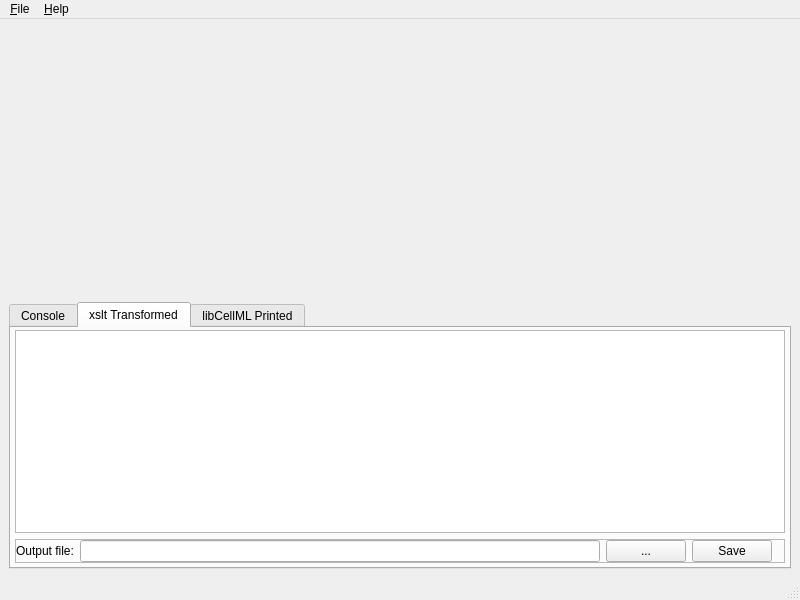
Above: src/lib/mainwindow.ui from hsorby/cellcreator before the change. Below: the same form after it.
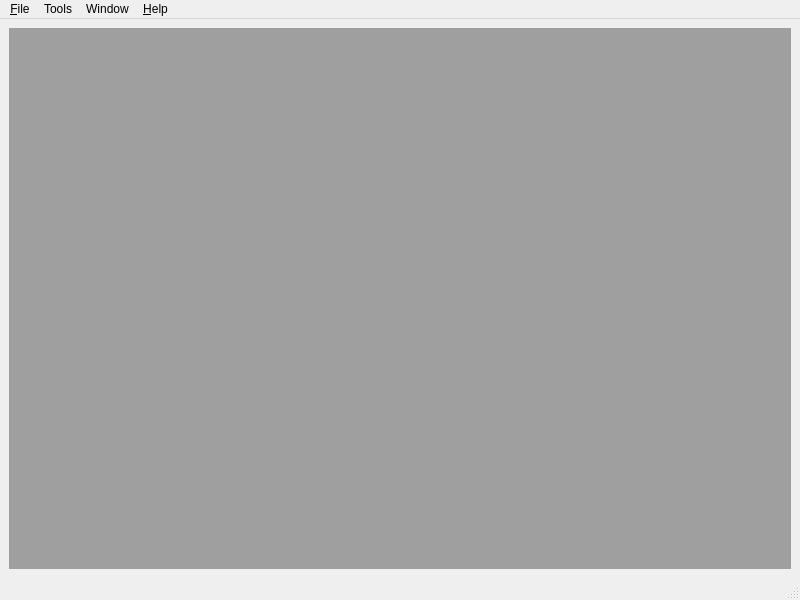
That is the form after the change. The open tabs and pages were chosen to show the change. Custom widgets are drawn as their Qt base class.

Diff of the .ui file:
```diff
--- a/src/lib/mainwindow.ui
+++ b/src/lib/mainwindow.ui
@@ -16,192 +16,7 @@
   <widget class="QWidget" name="centralwidget">
    <layout class="QVBoxLayout" name="verticalLayout_3">
     <item>
-     <widget class="DropArea" name="labelDropTarget">
-      <property name="sizePolicy">
-       <sizepolicy hsizetype="Preferred" vsizetype="Expanding">
-        <horstretch>0</horstretch>
-        <verstretch>0</verstretch>
-       </sizepolicy>
-      </property>
-      <property name="acceptDrops">
-       <bool>true</bool>
-      </property>
-      <property name="text">
-       <string>&lt;drop CellML 1.0 or CellML 1.1 model&gt;</string>
-      </property>
-      <property name="alignment">
-       <set>Qt::AlignCenter</set>
-      </property>
-     </widget>
-    </item>
-    <item>
-     <widget class="QTabWidget" name="tabWidget">
-      <property name="currentIndex">
-       <number>0</number>
-      </property>
-      <widget class="QWidget" name="tabConsole">
-       <attribute name="title">
-        <string>Console</string>
-       </attribute>
-       <layout class="QHBoxLayout" name="horizontalLayout_2">
-        <property name="leftMargin">
-         <number>4</number>
-        </property>
-        <property name="topMargin">
-         <number>2</number>
-        </property>
-        <property name="rightMargin">
-         <number>4</number>
-        </property>
-        <property name="bottomMargin">
-         <number>4</number>
-        </property>
-        <item>
-         <widget class="QTextEdit" name="textEditReport"/>
-        </item>
-       </layout>
-      </widget>
-      <widget class="QWidget" name="tabTransformed">
-       <attribute name="title">
-        <string>xslt Transformed</string>
-       </attribute>
-       <layout class="QVBoxLayout" name="verticalLayout">
-        <property name="leftMargin">
-         <number>4</number>
-        </property>
-        <property name="topMargin">
-         <number>2</number>
-        </property>
-        <property name="rightMargin">
-         <number>4</number>
-        </property>
-        <property name="bottomMargin">
-         <number>4</number>
-        </property>
-        <item>
-         <widget class="QPlainTextEdit" name="plainTextEditXslt"/>
-        </item>
-        <item>
-         <widget class="QFrame" name="frameXsltTransformed">
-          <property name="frameShape">
-           <enum>QFrame::StyledPanel</enum>
-          </property>
-          <property name="frameShadow">
-           <enum>QFrame::Raised</enum>
-          </property>
-          <layout class="QHBoxLayout" name="horizontalLayout_3">
-           <property name="leftMargin">
-            <number>0</number>
-           </property>
-           <property name="topMargin">
-            <number>0</number>
-           </property>
-           <property name="rightMargin">
-            <number>12</number>
-           </property>
-           <property name="bottomMargin">
-            <number>0</number>
-           </property>
-           <item>
-            <widget class="QLabel" name="labelOutputFileXsltTransformed">
-             <property name="text">
-              <string>Output file:</string>
-             </property>
-            </widget>
-           </item>
-           <item>
-            <widget class="QLineEdit" name="lineEditOutputFileXsltTransformed"/>
-           </item>
-           <item>
-            <widget class="QPushButton" name="pushButtonOutputFileXsltTransformed">
-             <property name="text">
-              <string>...</string>
-             </property>
-            </widget>
-           </item>
-           <item>
-            <widget class="QPushButton" name="pushButtonOutputSaveXsltTransformed">
-             <property name="text">
-              <string>Save</string>
-             </property>
-            </widget>
-           </item>
-          </layout>
-         </widget>
-        </item>
-       </layout>
-      </widget>
-      <widget class="QWidget" name="tabPrinted">
-       <attribute name="title">
-        <string>libCellML Printed</string>
-       </attribute>
-       <layout class="QVBoxLayout" name="verticalLayout_2">
-        <property name="leftMargin">
-         <number>4</number>
-        </property>
-        <property name="topMargin">
-         <number>2</number>
-        </property>
-        <property name="rightMargin">
-         <number>4</number>
-        </property>
-        <property name="bottomMargin">
-         <number>4</number>
-        </property>
-        <item>
-         <widget class="QPlainTextEdit" name="plainTextEditLibCellMLPrinted"/>
-        </item>
-        <item>
-         <widget class="QFrame" name="frameLibCellMLPrinted">
-          <property name="frameShape">
-           <enum>QFrame::StyledPanel</enum>
-          </property>
-          <property name="frameShadow">
-           <enum>QFrame::Raised</enum>
-          </property>
-          <layout class="QHBoxLayout" name="horizontalLayout_4">
-           <property name="leftMargin">
-            <number>0</number>
-           </property>
-           <property name="topMargin">
-            <number>0</number>
-           </property>
-           <property name="rightMargin">
-            <number>12</number>
-           </property>
-           <property name="bottomMargin">
-            <number>0</number>
-           </property>
-           <item>
-            <widget class="QLabel" name="labelOutputFileLibCellMLPrinted">
-             <property name="text">
-              <string>Output file:</string>
-             </property>
-            </widget>
-           </item>
-           <item>
-            <widget class="QLineEdit" name="lineEditOutputFileLibCellMLPrinted"/>
-           </item>
-           <item>
-            <widget class="QPushButton" name="pushButtonOutputFileLibCellMLPrinted">
-             <property name="text">
-              <string>...</string>
-             </property>
-            </widget>
-           </item>
-           <item>
-            <widget class="QPushButton" name="pushButtonOutputSaveLibCellMLPrinted">
-             <property name="text">
-              <string>Save</string>
-             </property>
-            </widget>
-           </item>
-          </layout>
-         </widget>
-        </item>
-       </layout>
-      </widget>
-     </widget>
+     <widget class="QMdiArea" name="mdiArea"/>
     </item>
    </layout>
   </widget>
@@ -226,7 +41,19 @@
     </property>
     <addaction name="actionAbout"/>
    </widget>
+   <widget class="QMenu" name="menuWindow">
+    <property name="title">
+     <string>Window</string>
+    </property>
+   </widget>
+   <widget class="QMenu" name="menuTools">
+    <property name="title">
+     <string>Tools</string>
+    </property>
+   </widget>
    <addaction name="menu_File"/>
+   <addaction name="menuTools"/>
+   <addaction name="menuWindow"/>
    <addaction name="menu_Help"/>
   </widget>
   <widget class="QStatusBar" name="statusbar"/>
@@ -244,13 +71,6 @@
    </property>
   </action>
  </widget>
- <customwidgets>
-  <customwidget>
-   <class>DropArea</class>
-   <extends>QLabel</extends>
-   <header>droparea.h</header>
-  </customwidget>
- </customwidgets>
  <resources/>
  <connections>
   <connection>
```
Left out of the diff: 13 changed lines with no effect on the pictures.
